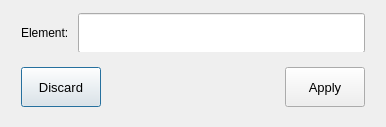
First picture: the form in add_or_edit_element.ui, repository Esk-Spatial/QGIS_forest_health_sketch_tool, before the edit.
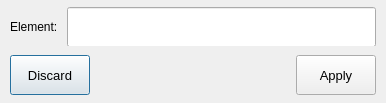
Second picture: the form after the edit. Icons and pictures are not drawn.

The edit to the form file:
```diff
--- a/add_or_edit_element.ui
+++ b/add_or_edit_element.ui
@@ -7,7 +7,7 @@
     <x>0</x>
     <y>0</y>
     <width>386</width>
-    <height>127</height>
+    <height>103</height>
    </rect>
   </property>
   <property name="windowTitle">
@@ -18,6 +18,18 @@
     <normaloff>icons/icon.png</normaloff>icons/icon.png</iconset>
   </property>
   <layout class="QVBoxLayout" name="verticalLayout">
+   <property name="leftMargin">
+    <number>5</number>
+   </property>
+   <property name="topMargin">
+    <number>5</number>
+   </property>
+   <property name="rightMargin">
+    <number>5</number>
+   </property>
+   <property name="bottomMargin">
+    <number>5</number>
+   </property>
    <item>
     <widget class="QFrame" name="frame">
      <property name="sizePolicy">
@@ -46,13 +58,13 @@
      </property>
      <layout class="QHBoxLayout" name="horizontalLayout">
       <property name="leftMargin">
-       <number>10</number>
+       <number>5</number>
       </property>
       <property name="topMargin">
        <number>2</number>
       </property>
       <property name="rightMargin">
-       <number>10</number>
+       <number>5</number>
       </property>
       <property name="bottomMargin">
        <number>2</number>
@@ -125,13 +137,13 @@
      </property>
      <layout class="QHBoxLayout" name="horizontalLayout_2">
       <property name="leftMargin">
-       <number>10</number>
+       <number>5</number>
       </property>
       <property name="topMargin">
        <number>2</number>
       </property>
       <property name="rightMargin">
-       <number>10</number>
+       <number>5</number>
       </property>
       <property name="bottomMargin">
        <number>2</number>
```
